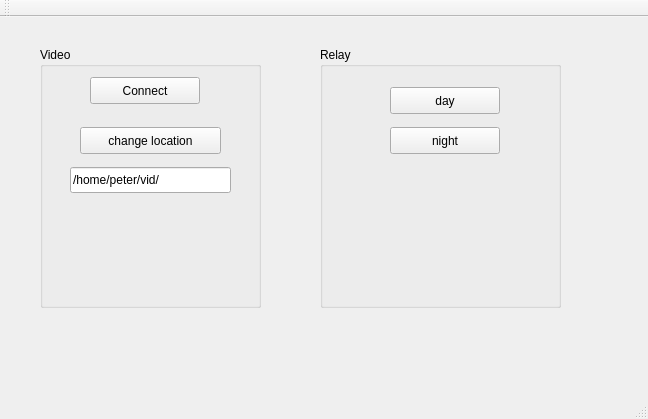
groakat/chunkyH264, file mainwindow.ui: the form before one commit.
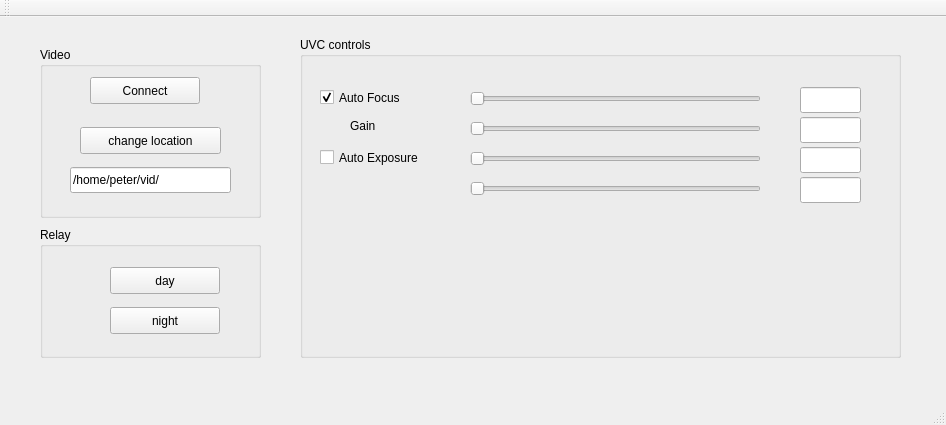
The form after the commit.

Commit message: camera controls included

Diff of the .ui file:
```diff
--- a/mainwindow.ui
+++ b/mainwindow.ui
@@ -6,8 +6,8 @@
    <rect>
     <x>0</x>
     <y>0</y>
-    <width>648</width>
-    <height>419</height>
+    <width>946</width>
+    <height>425</height>
    </rect>
   </property>
   <property name="windowTitle">
@@ -20,7 +20,7 @@
       <x>40</x>
       <y>30</y>
       <width>221</width>
-      <height>261</height>
+      <height>171</height>
      </rect>
     </property>
     <property name="title">
@@ -69,10 +69,10 @@
    <widget class="QGroupBox" name="groupBox_2">
     <property name="geometry">
      <rect>
-      <x>320</x>
-      <y>30</y>
-      <width>241</width>
-      <height>261</height>
+      <x>40</x>
+      <y>210</y>
+      <width>221</width>
+      <height>131</height>
      </rect>
     </property>
     <property name="title">
@@ -105,6 +105,156 @@
      </property>
     </widget>
    </widget>
+   <widget class="QGroupBox" name="groupBox_3">
+    <property name="geometry">
+     <rect>
+      <x>300</x>
+      <y>20</y>
+      <width>601</width>
+      <height>321</height>
+     </rect>
+    </property>
+    <property name="title">
+     <string>UVC controls</string>
+    </property>
+    <widget class="QCheckBox" name="checkBox">
+     <property name="geometry">
+      <rect>
+       <x>20</x>
+       <y>50</y>
+       <width>111</width>
+       <height>21</height>
+      </rect>
+     </property>
+     <property name="text">
+      <string>Auto Focus</string>
+     </property>
+     <property name="checked">
+      <bool>true</bool>
+     </property>
+    </widget>
+    <widget class="QSlider" name="horizontalSlider">
+     <property name="geometry">
+      <rect>
+       <x>170</x>
+       <y>50</y>
+       <width>291</width>
+       <height>23</height>
+      </rect>
+     </property>
+     <property name="orientation">
+      <enum>Qt::Horizontal</enum>
+     </property>
+    </widget>
+    <widget class="QLineEdit" name="lineEdit_2">
+     <property name="geometry">
+      <rect>
+       <x>500</x>
+       <y>50</y>
+       <width>61</width>
+       <height>26</height>
+      </rect>
+     </property>
+     <property name="readOnly">
+      <bool>false</bool>
+     </property>
+    </widget>
+    <widget class="QLineEdit" name="lineEdit_3">
+     <property name="geometry">
+      <rect>
+       <x>500</x>
+       <y>80</y>
+       <width>61</width>
+       <height>26</height>
+      </rect>
+     </property>
+    </widget>
+    <widget class="QSlider" name="horizontalSlider_2">
+     <property name="geometry">
+      <rect>
+       <x>170</x>
+       <y>80</y>
+       <width>291</width>
+       <height>23</height>
+      </rect>
+     </property>
+     <property name="orientation">
+      <enum>Qt::Horizontal</enum>
+     </property>
+    </widget>
+    <widget class="QLabel" name="label">
+     <property name="geometry">
+      <rect>
+       <x>50</x>
+       <y>80</y>
+       <width>69</width>
+       <height>18</height>
+      </rect>
+     </property>
+     <property name="text">
+      <string>Gain</string>
+     </property>
+    </widget>
+    <widget class="QSlider" name="horizontalSlider_3">
+     <property name="geometry">
+      <rect>
+       <x>170</x>
+       <y>110</y>
+       <width>291</width>
+       <height>23</height>
+      </rect>
+     </property>
+     <property name="orientation">
+      <enum>Qt::Horizontal</enum>
+     </property>
+    </widget>
+    <widget class="QLineEdit" name="lineEdit_4">
+     <property name="geometry">
+      <rect>
+       <x>500</x>
+       <y>110</y>
+       <width>61</width>
+       <height>26</height>
+      </rect>
+     </property>
+    </widget>
+    <widget class="QSlider" name="horizontalSlider_4">
+     <property name="geometry">
+      <rect>
+       <x>170</x>
+       <y>140</y>
+       <width>291</width>
+       <height>23</height>
+      </rect>
+     </property>
+     <property name="orientation">
+      <enum>Qt::Horizontal</enum>
+     </property>
+    </widget>
+    <widget class="QLineEdit" name="lineEdit_5">
+     <property name="geometry">
+      <rect>
+       <x>500</x>
+       <y>140</y>
+       <width>61</width>
+       <height>26</height>
+      </rect>
+     </property>
+    </widget>
+    <widget class="QCheckBox" name="checkBox_2">
+     <property name="geometry">
+      <rect>
+       <x>20</x>
+       <y>110</y>
+       <width>141</width>
+       <height>21</height>
+      </rect>
+     </property>
+     <property name="text">
+      <string>Auto Exposure</string>
+     </property>
+    </widget>
+   </widget>
   </widget>
   <widget class="QMenuBar" name="menuBar">
    <property name="geometry">
```
Left out of the diff: 2 changed lines with no effect on the pictures. The commit also changes 2 other files.
